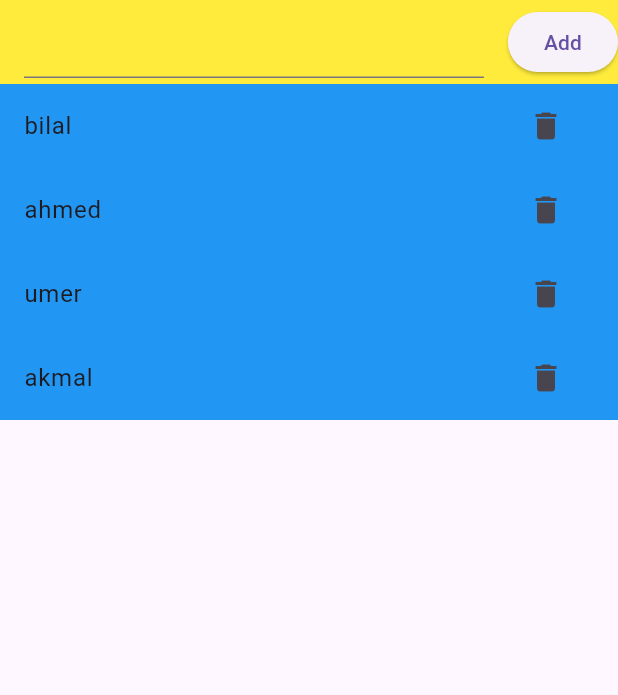
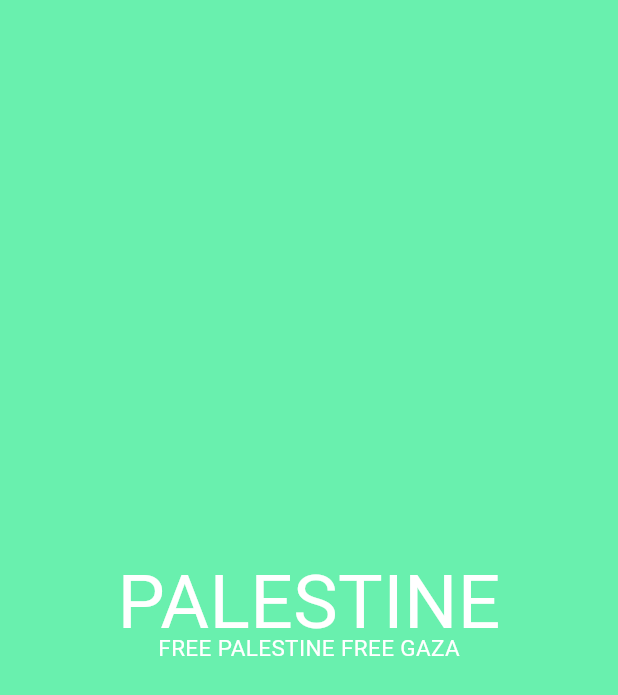
Before and after one commit to Muhammadfaizan124/Flutter-UI, a Flutter app: the screen it shows after launch, on a phone screen of 412 x 824 dp. Shown: the top 695 px of the screen. Run offline on Flutter 3.47's test engine with Material 3 defaults, Android fonts, the phone set to English and light mode, and no system bars.

Commit message:
in process

```diff
--- a/lib/login.dart
+++ /dev/null
@@ -1,54 +0,0 @@
-import 'package:flutter/material.dart';
-
-class loginView extends StatefulWidget {
-  const loginView({super.key});
-
-  @override
-  State<loginView> createState() => _MyWidgetState();
-}
-
-class _MyWidgetState extends State<loginView> {
-  List friends = ["bilal", "ahmed", "umer", "akmal"];
-  TextEditingController friendscontroller = TextEditingController();
-  @override
-  Widget build(BuildContext context) {
-    return Scaffold(
-      appBar: AppBar(
-        backgroundColor: Colors.yellow,
-        title: TextField(
-          controller: friendscontroller,
-        ),
-        actions: [
-          ElevatedButton(
-            onPressed: () {
-              setState(() {
-                friends.add(friendscontroller.text);
-                friendscontroller.clear();
-              });
-            },
-            child: Text("Add"),
-          ),
-        ],
-      ),
-      body: ListView.builder(
-        itemCount: friends.length,
-        itemBuilder: (context, index) {
-          return Container(
-            child: ListTile(
-              tileColor: Colors.blue,
-              title: Text(friends[index]),
-              trailing: IconButton(
-                onPressed: () {
-                  setState(() {
-                    friends.removeAt(index);
-                  });
-                },
-                icon: Icon(Icons.delete),
-              ),
-            ),
-          );
-        },
-      ),
-    );
-  }
-}
--- /dev/null
+++ b/lib/login_screen.dart
@@ -0,0 +1,20 @@
+import 'package:flutter/material.dart';
+
+class LoginScreen extends StatefulWidget {
+  const LoginScreen({super.key});
+
+  @override
+  State<LoginScreen> createState() => _LoginScreenState();
+}
+
+class _LoginScreenState extends State<LoginScreen> {
+  @override
+  Widget build(BuildContext context) {
+    return Scaffold(
+      appBar: AppBar(
+        backgroundColor: Colors.grey,
+        title: Text("login screen"),
+      ),
+    );
+  }
+}
--- a/lib/main.dart
+++ b/lib/main.dart
@@ -2,7 +2,7 @@ import 'package:flutter/material.dart';
 
 // import 'package:flutterproject/loginView.dart';
 
-import 'login.dart';
+import 'welcome_screen.dart';
 
 void main() {
   runApp(const MyApp());
@@ -14,7 +14,7 @@ class MyApp extends StatelessWidget {
   @override
   Widget build(BuildContext context) {
     return const MaterialApp(
-      home: loginView(),
+      home: welcomeScreen(),
     );
   }
 }
--- /dev/null
+++ b/lib/welcome_screen.dart
@@ -0,0 +1,35 @@
+//import 'package:animated_text_kit/animated_text_kit.dart';
+import 'package:flutter/material.dart';
+
+class welcomeScreen extends StatelessWidget {
+  const welcomeScreen({super.key});
+
+  @override
+  Widget build(BuildContext context) {
+    return const Scaffold(
+      backgroundColor: Colors.greenAccent,
+      body: Center(
+        child: Column(
+          mainAxisAlignment: MainAxisAlignment.center,
+          children: [
+            Text(
+              "PALESTINE",
+              style: TextStyle(
+                color: Colors.white,
+                fontSize: 50,
+                height: 0.8,
+              ),
+            ),
+            Text(
+              "FREE PALESTINE FREE GAZA",
+              style: TextStyle(
+                fontSize: 15,
+                color: Colors.white,
+              ),
+            ),
+          ],
+        ),
+      ),
+    );
+  }
+}
--- a/pubspec.yaml
+++ b/pubspec.yaml
@@ -34,6 +34,7 @@ dependencies:
   # The following adds the Cupertino Icons font to your application.
   # Use with the CupertinoIcons class for iOS style icons.
   cupertino_icons: ^1.0.2
+  animated_text_kit: ^4.2.2
 
 dev_dependencies:
   flutter_test:
```
Also changed, not shown: pubspec.lock.
